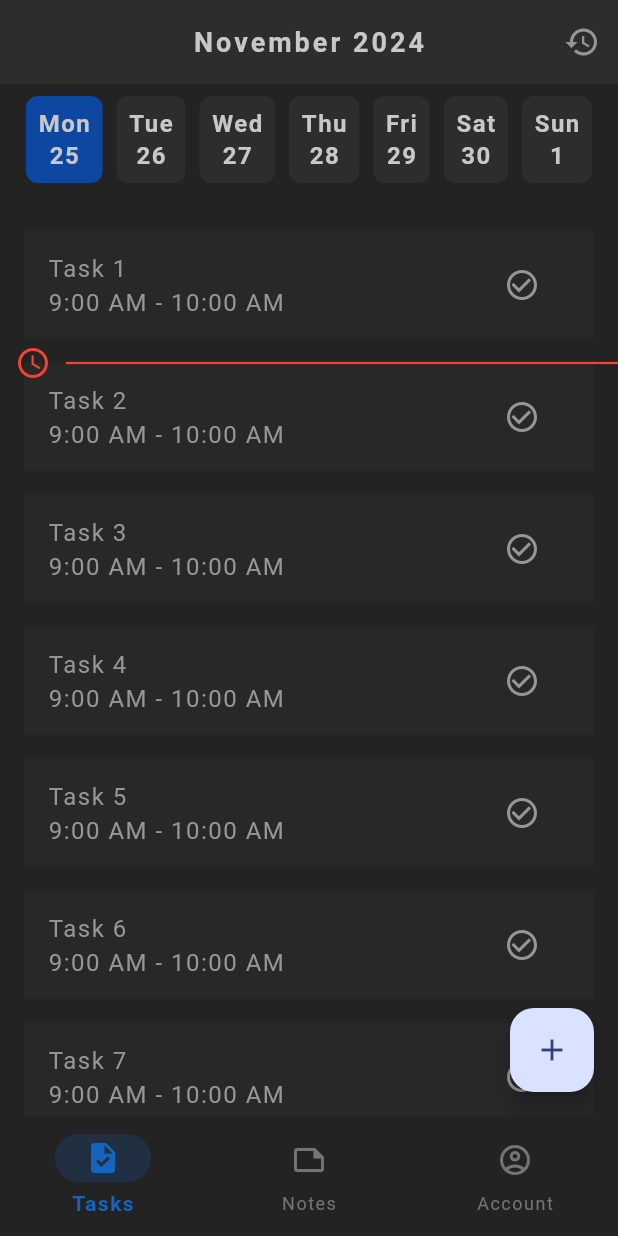
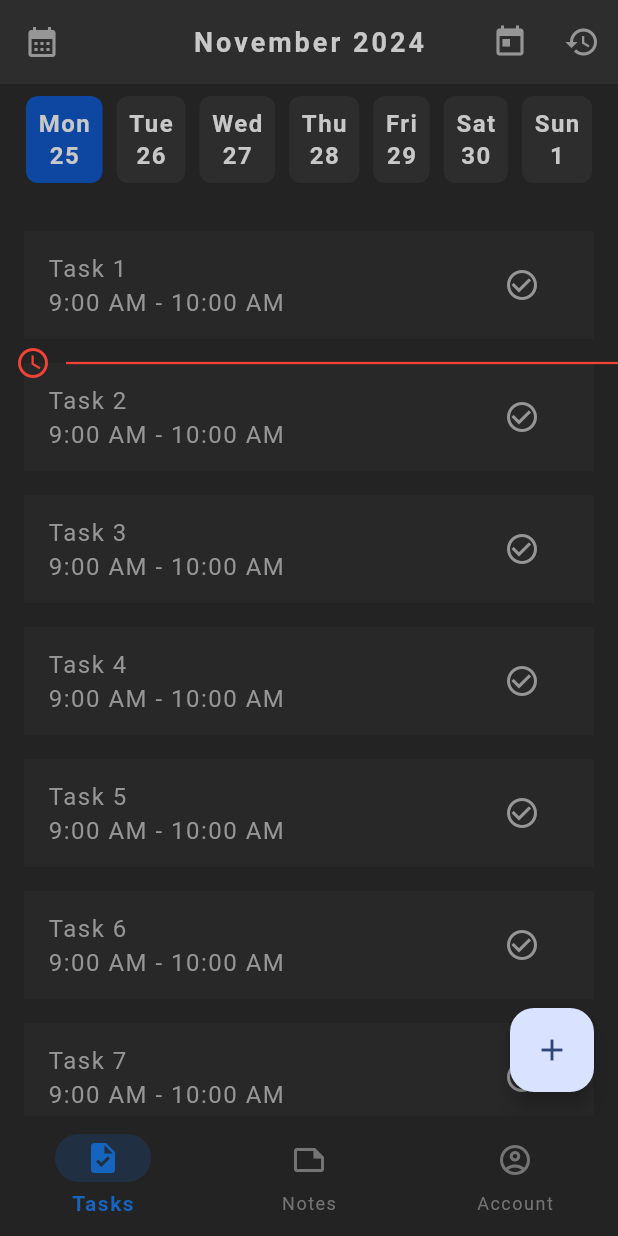
Before and after one commit to yuherlim/timetailor, a Flutter app: the screen it shows after launch, on a phone screen of 412 x 824 dp. Run offline on Flutter 3.47's test engine with Material 3 defaults, Android fonts, the phone set to English and light mode, and no system bars; our stand-ins replace cloud_firestore, firebase_core, flutter_riverpod, go_router, google_fonts; accounts and stored records are empty; Roboto replaces fonts that are missing (Kanit).

Commit message:
datepicker theme update, added datepicker button, today's date button

```diff
--- a/lib/core/theme/theme.dart
+++ b/lib/core/theme/theme.dart
@@ -107,4 +107,52 @@ ThemeData primaryTheme = ThemeData(
       ); // Unselected label style
     }),
   ),
+
+  // DatePicker theme
+  datePickerTheme: DatePickerThemeData(
+    backgroundColor: AppColors.secondaryAccent, // Main background color
+    headerBackgroundColor: AppColors.secondaryColor, // Header background
+    headerForegroundColor: AppColors.titleColor, // Header text color
+    surfaceTintColor: Colors.transparent, // Remove tint
+    dayForegroundColor: WidgetStateProperty.resolveWith((states) {
+      if (states.contains(WidgetState.selected)) {
+        return AppColors.titleColor; // Selected day text
+      } else if (states.contains(WidgetState.disabled)) {
+        return AppColors.textColor.withOpacity(0.4); // Disabled day text
+      }
+      return AppColors.textColor; // Default day text
+    }),
+    todayForegroundColor:
+        WidgetStateProperty.all(AppColors.primaryAccent), // Highlight today
+    todayBackgroundColor: WidgetStateProperty.all(
+      AppColors.primaryAccent.withOpacity(0.1),
+    ),
+    weekdayStyle: TextStyle(
+      color: AppColors.textColor,
+      fontWeight: FontWeight.w600,
+    ),
+    yearForegroundColor: WidgetStateProperty.resolveWith((states) {
+      if (states.contains(WidgetState.selected)) {
+        return AppColors.primaryAccent; // Selected year text
+      }
+      return AppColors.textColor; // Default year text
+    }),
+    yearBackgroundColor: WidgetStateProperty.resolveWith((states) {
+      if (states.contains(WidgetState.selected)) {
+        return AppColors.primaryColor.withOpacity(0.2)
+            .withOpacity(0.5); // Selected year background
+      }
+      return Colors.transparent; // Default background
+    }),
+    yearStyle: TextStyle(
+      color: AppColors.textColor,
+      fontSize: 16,
+      fontWeight: FontWeight.w500,
+    ),
+    headerHeadlineStyle: TextStyle(
+      color: AppColors.titleColor,
+      fontSize: 20,
+      fontWeight: FontWeight.bold,
+    ),
+  ),
 );
```
Also changed, not shown: lib/screens/task_management/task_management_screen.dart (+95 -30 lines).
